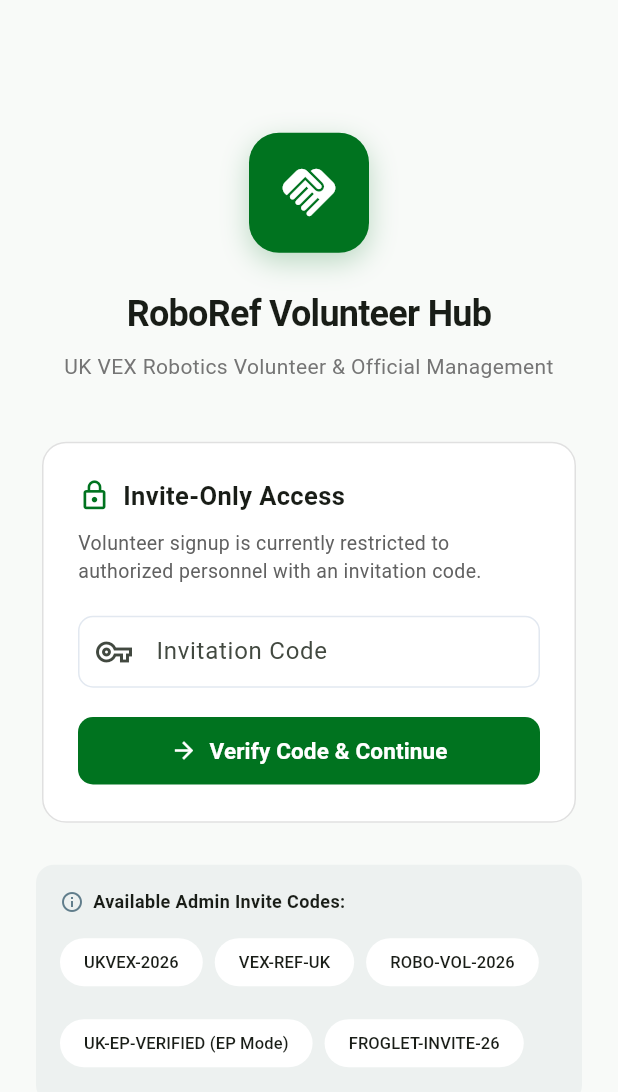
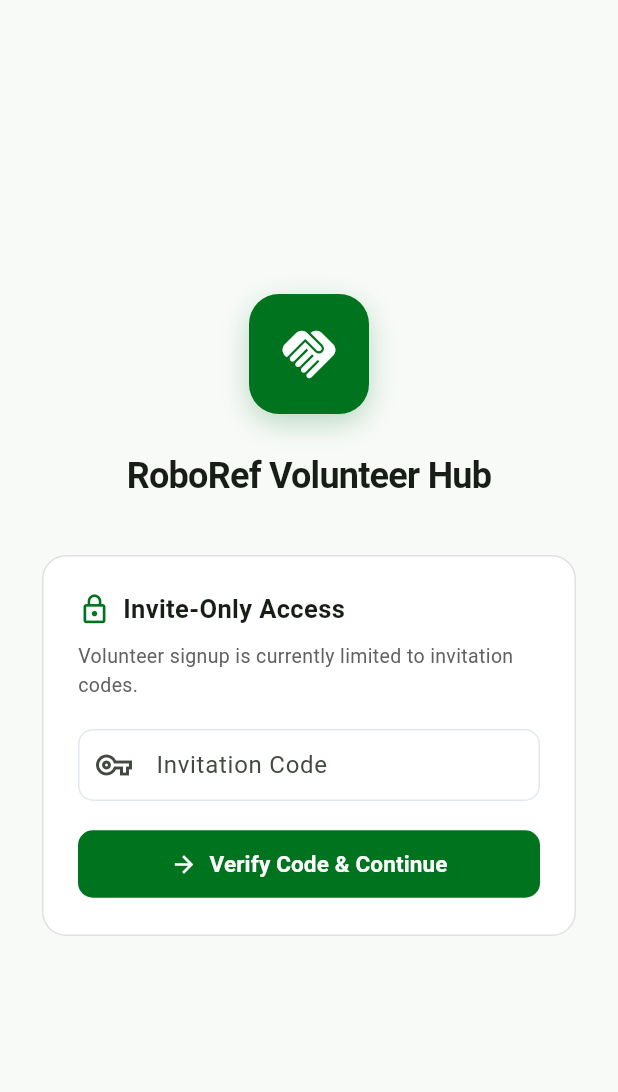
Before and after one commit to FrogletApps/RoboRefVolunteerHub, a Flutter app: the screen it shows after launch, on a phone screen of 412 x 824 dp. Shown: the top 1092 px of the screen. Run offline on Flutter 3.47's test engine with Material 3 defaults, Android fonts, the phone set to English and light mode, and no system bars; our stand-ins replace flutter_riverpod, shared_preferences.

Commit message:
Tidy up invite code screen

```diff
--- a/app/lib/features/auth_invites/screens/invite_gate_screen.dart
+++ b/app/lib/features/auth_invites/screens/invite_gate_screen.dart
@@ -1,6 +1,5 @@
 import 'package:flutter/material.dart';
 import 'package:flutter_riverpod/flutter_riverpod.dart';
-import '../../../core/constants/roles.dart';
 import '../../../core/theme/app_theme.dart';
 import '../state/auth_provider.dart';
 import 'signup_screen.dart';
@@ -44,11 +43,6 @@ class _InviteGateScreenState extends ConsumerState<InviteGateScreen> {
         builder: (_) => SignupScreen(inviteCode: code.toUpperCase()),
       ),
     );
-  }
-
-  void _useSampleCode(String code) {
-    _codeController.text = code;
-    setState(() => _errorMessage = null);
   }
 
   @override
@@ -98,16 +92,7 @@ class _InviteGateScreenState extends ConsumerState<InviteGateScreen> {
                       letterSpacing: -0.5,
                     ),
                   ),
-                  const SizedBox(height: 8),
-                  Text(
-                    'UK VEX Robotics Volunteer & Official Management',
-                    textAlign: TextAlign.center,
-                    style: TextStyle(
-                      fontSize: 14,
-                      color: Colors.grey[600],
-                    ),
-                  ),
-                  const SizedBox(height: 36),
+                  const SizedBox(height: 32),
 
                   Card(
                     elevation: 0,
@@ -135,7 +120,7 @@ class _InviteGateScreenState extends ConsumerState<InviteGateScreen> {
                           ),
                           const SizedBox(height: 10),
                           Text(
-                            'Volunteer signup is currently restricted to authorized personnel with an invitation code.',
+                            'Volunteer signup is currently limited to invitation codes.',
                             style: TextStyle(fontSize: 13, color: Colors.grey[700]),
                           ),
                           const SizedBox(height: 20),
@@ -145,7 +130,7 @@ class _InviteGateScreenState extends ConsumerState<InviteGateScreen> {
                             textCapitalization: TextCapitalization.characters,
                             decoration: InputDecoration(
                               labelText: 'Invitation Code',
-                              hintText: 'e.g. UKVEX-2026',
+                              hintText: 'Enter your invitation code',
                               prefixIcon: const Icon(Icons.vpn_key_outlined),
                               errorText: _errorMessage,
                             ),
@@ -165,46 +150,6 @@ class _InviteGateScreenState extends ConsumerState<InviteGateScreen> {
                       ),
                     ),
                   ),
-                  const SizedBox(height: 24),
-
-                  // Quick test codes helper
-                  Container(
-                    padding: const EdgeInsets.all(16),
-                    decoration: BoxDecoration(
-                      color: Colors.blueGrey.withValues(alpha: 0.07),
-                      borderRadius: BorderRadius.circular(12),
-                    ),
-                    child: Column(
-                      crossAxisAlignment: CrossAxisAlignment.start,
-                      children: [
-                        const Row(
-                          children: [
-                            Icon(Icons.info_outline, size: 16, color: Colors.blueGrey),
-                            SizedBox(width: 6),
-                            Text(
-                              'Available Admin Invite Codes:',
-                              style: TextStyle(fontSize: 12, fontWeight: FontWeight.bold),
-                            ),
-                          ],
-                        ),
-                        const SizedBox(height: 8),
-                        Wrap(
-                          spacing: 8,
-                          runSpacing: 6,
-                          children: kAdminInviteCodes.map((c) {
-                            final isEp = c == 'UK-EP-VERIFIED';
-                            return ActionChip(
-                              label: Text(
-                                isEp ? '$c (EP Mode)' : c,
-                                style: const TextStyle(fontSize: 11),
-                              ),
-                              onPressed: () => _useSampleCode(c),
-                            );
-                          }).toList(),
-                        ),
-                      ],
-                    ),
-                  ),
                 ],
               ),
             ),
```
